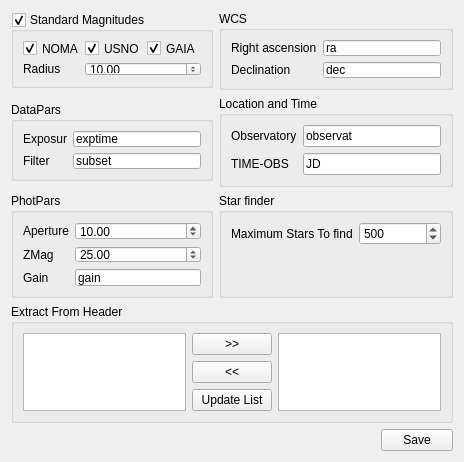
First picture: the form in gui/setting_photometry.ui, repository myrafproject/myrafproject, before the edit.
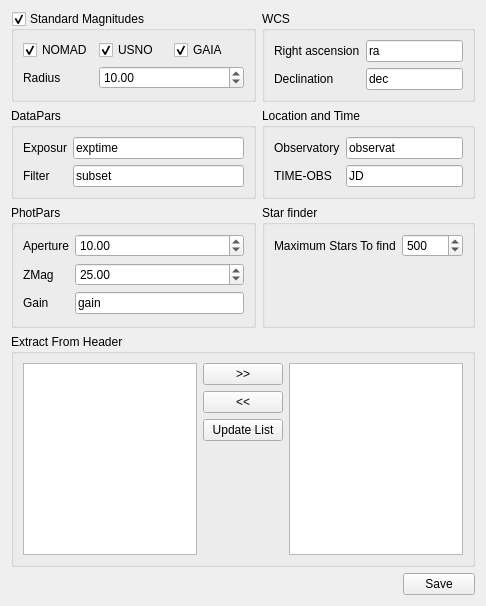
Second picture: the form after the edit.

Diff of the .ui file:
```diff
--- a/gui/setting_photometry.ui
+++ b/gui/setting_photometry.ui
@@ -6,8 +6,8 @@
    <rect>
     <x>0</x>
     <y>0</y>
-    <width>460</width>
-    <height>448</height>
+    <width>486</width>
+    <height>606</height>
    </rect>
   </property>
   <property name="windowTitle">
@@ -16,18 +16,6 @@
   <layout class="QGridLayout" name="gridLayout_8">
    <item row="0" column="0">
     <widget class="QGroupBox" name="setting_phot_std">
-     <property name="minimumSize">
-      <size>
-       <width>201</width>
-       <height>76</height>
-      </size>
-     </property>
-     <property name="maximumSize">
-      <size>
-       <width>16777215</width>
-       <height>76</height>
-      </size>
-     </property>
      <property name="title">
       <string>Standard Magnitudes</string>
      </property>
@@ -93,18 +81,6 @@
    </item>
    <item row="0" column="1" colspan="2">
     <widget class="QGroupBox" name="groupBox_20">
-     <property name="minimumSize">
-      <size>
-       <width>234</width>
-       <height>79</height>
-      </size>
-     </property>
-     <property name="maximumSize">
-      <size>
-       <width>16777215</width>
-       <height>79</height>
-      </size>
-     </property>
      <property name="title">
       <string>WCS</string>
      </property>
@@ -142,18 +118,6 @@
    </item>
    <item row="1" column="0">
     <widget class="QGroupBox" name="groupBox_13">
-     <property name="minimumSize">
-      <size>
-       <width>198</width>
-       <height>79</height>
-      </size>
-     </property>
-     <property name="maximumSize">
-      <size>
-       <width>16777215</width>
-       <height>79</height>
-      </size>
-     </property>
      <property name="title">
       <string>DataPars</string>
      </property>
@@ -234,18 +198,6 @@
    </item>
    <item row="2" column="0">
     <widget class="QGroupBox" name="groupBox_15">
-     <property name="minimumSize">
-      <size>
-       <width>202</width>
-       <height>105</height>
-      </size>
-     </property>
-     <property name="maximumSize">
-      <size>
-       <width>16777215</width>
-       <height>105</height>
-      </size>
-     </property>
      <property name="title">
       <string>PhotPars</string>
      </property>
@@ -306,18 +258,6 @@
    </item>
    <item row="2" column="1" colspan="2">
     <widget class="QGroupBox" name="setting_">
-     <property name="minimumSize">
-      <size>
-       <width>221</width>
-       <height>105</height>
-      </size>
-     </property>
-     <property name="maximumSize">
-      <size>
-       <width>16777215</width>
-       <height>105</height>
-      </size>
-     </property>
      <property name="title">
       <string>Star finder</string>
      </property>
```
